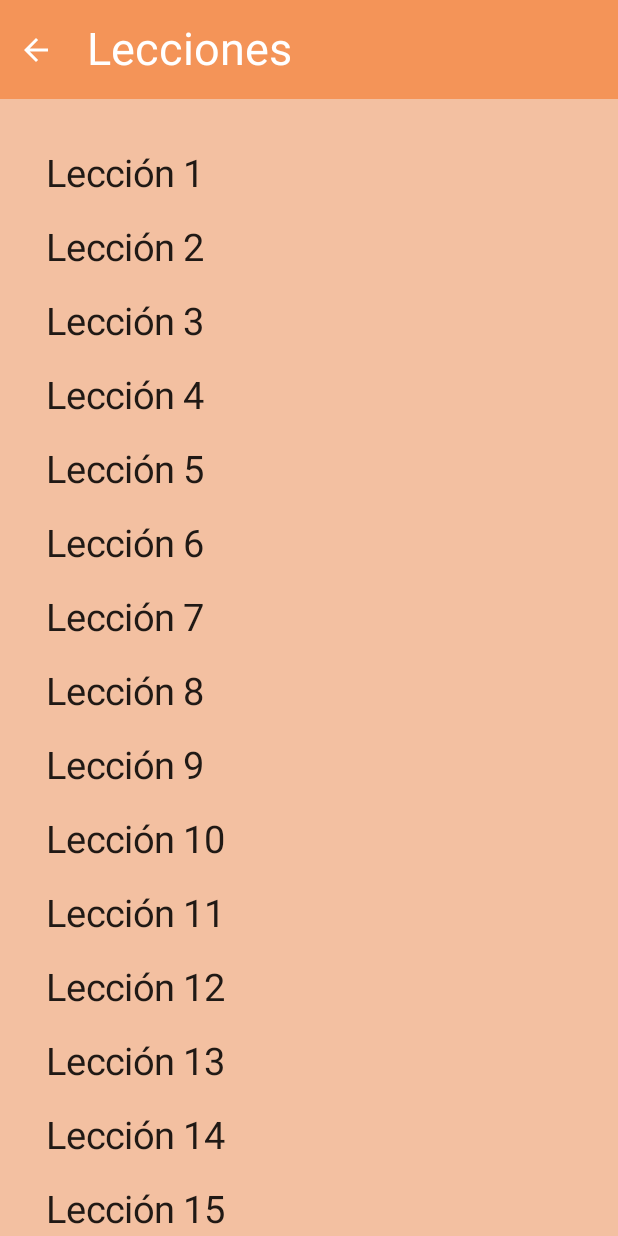
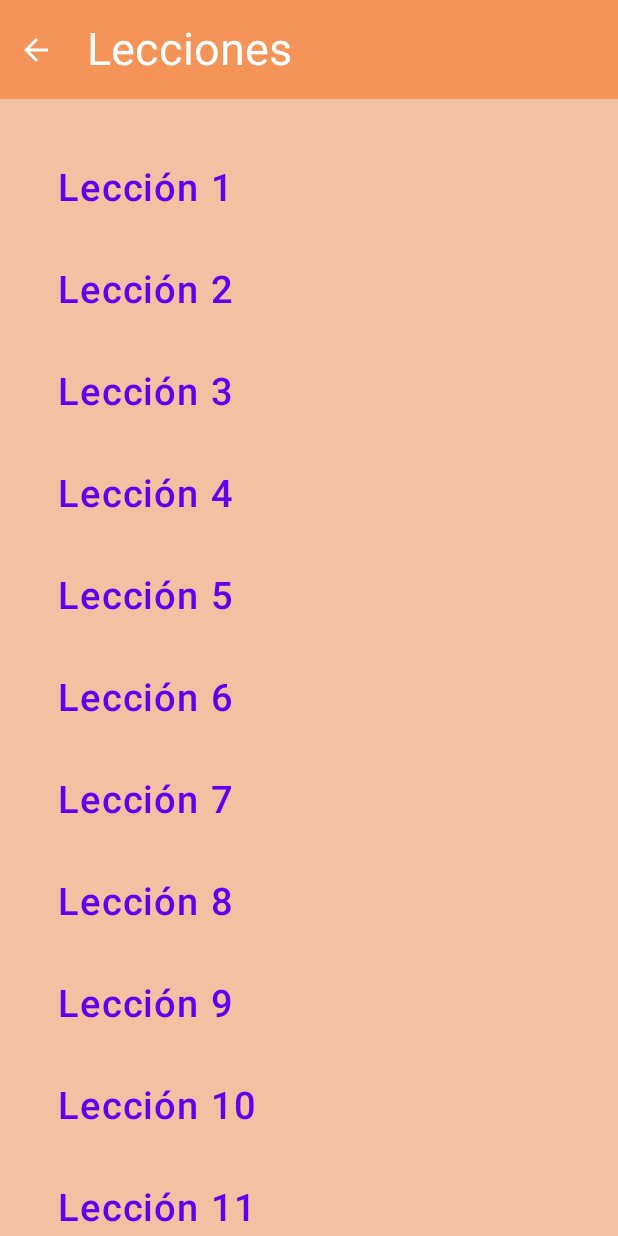
Before and after one commit to sito8943/SapereAudi, an Android app built with Jetpack Compose: the LessonView screen opened through its navigation route, after a tap on an icon or button, on a phone screen of 412 x 824 dp. Run offline under Robolectric (Android 15) with nearby library versions, the phone set to English and light mode, and no system bars; 1 statement that could not run was skipped.

Commit message:
Using lazy column with text button

```diff
--- a/app/src/main/java/com/sito/sapereaudi/ui/views/LessonView.kt
+++ b/app/src/main/java/com/sito/sapereaudi/ui/views/LessonView.kt
@@ -5,6 +5,7 @@ import androidx.compose.foundation.layout.*
 import androidx.compose.foundation.lazy.LazyColumn
 import androidx.compose.foundation.lazy.items
 import androidx.compose.material.Text
+import androidx.compose.material.TextButton
 import androidx.compose.runtime.Composable
 import androidx.compose.ui.Modifier
 import androidx.compose.ui.res.stringResource
@@ -44,16 +45,20 @@ fun createLesson(max: Int, navController: NavController) {
         modifier = Modifier
             .fillMaxSize()
             .padding(vertical = 5.dp, horizontal = 15.dp)
-    ) { items(items = lessonList, itemContent= { item ->
-        Text(
-            text = ("Lección $item"),
-            fontSize = 25.sp,
-            modifier = Modifier.clickable (enabled = true){
-                navController.navigate("Lesson$item")
+    ) {
+        items(items = lessonList, itemContent = { item ->
+            TextButton(
+                modifier = Modifier.padding(vertical = 10.dp, horizontal = 15.dp),
+                onClick = {
+                    navController.navigate("Lesson$item")
+                }
+            ) {
+                Text(
+                    text = ("Lección $item"),
+                    fontSize = 25.sp,
+                )
             }
-                .padding(vertical = 10.dp, horizontal = 15.dp),
-        )
-    })
+        })
 
     }
 }
```
